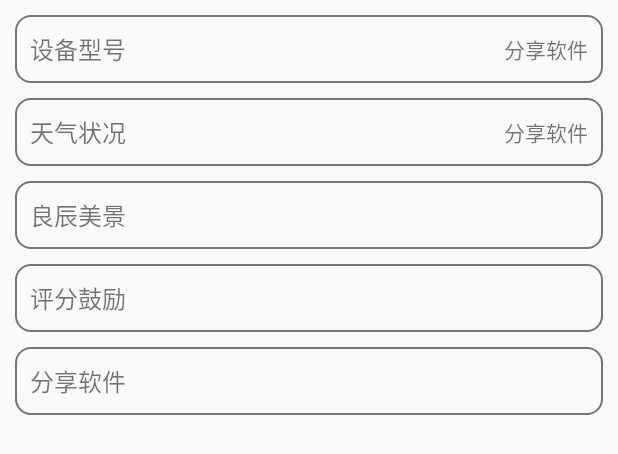
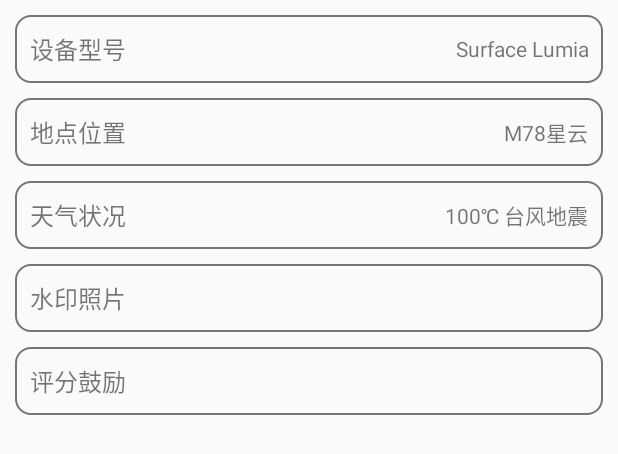
Before and after one commit to ma1291870239/LightWeather, an Android app: the layout frag_photo.xml on its own in the app's theme, with its tools: preview values and no code run, on a phone screen of 412 x 824 dp. Shown: the top 454 px of the screen. Run offline under Robolectric (Android 15) with nearby library versions, the phone set to English and light mode, and no system bars; network calls fail.

Commit message:
拍摄功能

```diff
--- a/app/src/main/res/layout/activity_main.xml
+++ b/app/src/main/res/layout/activity_main.xml
@@ -33,13 +33,12 @@
             android:text="搜索"
             android:textColor="@color/white"/>
         <TextView
-            android:visibility="gone"
             android:id="@+id/main_photo"
             android:layout_width="0dp"
             android:layout_height="match_parent"
             android:layout_weight="1"
             android:gravity="center"
-            android:text="实景"
+            android:text="拍照"
             android:textColor="@color/white"/>
     </LinearLayout>
 </LinearLayout>
--- a/app/src/main/res/layout/frag_photo.xml
+++ b/app/src/main/res/layout/frag_photo.xml
@@ -11,6 +11,7 @@
         android:layout_width="match_parent"
         android:layout_height="45dp">
         <TextView
+            android:id="@+id/defaultPhoneTv"
             android:layout_width="0dp"
             android:layout_weight="1"
             android:layout_height="match_parent"
@@ -22,7 +23,31 @@
             android:layout_width="0dp"
             android:layout_weight="1"
             android:layout_height="match_parent"
-            android:text="分享软件"
+            android:text="Surface Lumia"
+            android:gravity="center_vertical|right"
+            android:textSize="14sp"/>
+    </LinearLayout>
+    <LinearLayout
+        android:id="@+id/loctionLayout"
+        android:background="@drawable/bg_weatherlist_round_grey"
+        android:paddingHorizontal="10dp"
+        android:layout_marginTop="10dp"
+        android:layout_width="match_parent"
+        android:layout_height="45dp">
+        <TextView
+            android:id="@+id/defaultLoctionTv"
+            android:layout_width="0dp"
+            android:layout_weight="1"
+            android:layout_height="match_parent"
+            android:text="地点位置"
+            android:gravity="center_vertical"
+            android:textSize="16sp"/>
+        <TextView
+            android:id="@+id/loctionTv"
+            android:layout_width="0dp"
+            android:layout_weight="1"
+            android:layout_height="match_parent"
+            android:text="M78星云"
             android:gravity="center_vertical|right"
             android:textSize="14sp"/>
     </LinearLayout>
@@ -34,6 +59,7 @@
         android:layout_width="match_parent"
         android:layout_height="45dp">
         <TextView
+            android:id="@+id/defaultWeatherTv"
             android:layout_width="0dp"
             android:layout_weight="1"
             android:layout_height="match_parent"
@@ -45,7 +71,7 @@
             android:layout_width="0dp"
             android:layout_weight="1"
             android:layout_height="match_parent"
-            android:text="分享软件"
+            android:text="100℃ 台风地震"
             android:gravity="center_vertical|right"
             android:textSize="14sp"/>
     </LinearLayout>
@@ -60,7 +86,7 @@
             android:layout_width="0dp"
             android:layout_weight="1"
             android:layout_height="match_parent"
-            android:text="良辰美景"
+            android:text="水印照片"
             android:gravity="center_vertical"
             android:textSize="16sp"/>
         <TextView
@@ -94,6 +120,7 @@
             android:textSize="14sp"/>
     </LinearLayout>
     <LinearLayout
+        android:visibility="gone"
         android:id="@+id/shareLayout"
         android:background="@drawable/bg_weatherlist_round_grey"
         android:paddingHorizontal="10dp"
@@ -116,6 +143,7 @@
             android:textSize="14sp"/>
     </LinearLayout>
     <ImageView
+        android:visibility="gone"
         android:id="@+id/imgView"
         android:layout_width="match_parent"
         android:layout_height="match_parent" />
```
Also changed, not shown: app/src/main/java/com/ma/lightweather/fragment/PhotoFragment.java (+75 -16 lines), app/src/main/java/com/ma/lightweather/fragment/WeatherFragment.java (+6 -3 lines), app/src/main/java/com/ma/lightweather/model/Contants.java (+7 -1 lines), app/src/main/java/com/ma/lightweather/utils/CommonUtils.java (+87 -48 lines), app/src/main/java/com/ma/lightweather/utils/PhotoUtils.java (+21 -0 lines), app/src/main/java/com/ma/lightweather/utils/SharedPrefencesUtils.java (added, +79 -0 lines).
